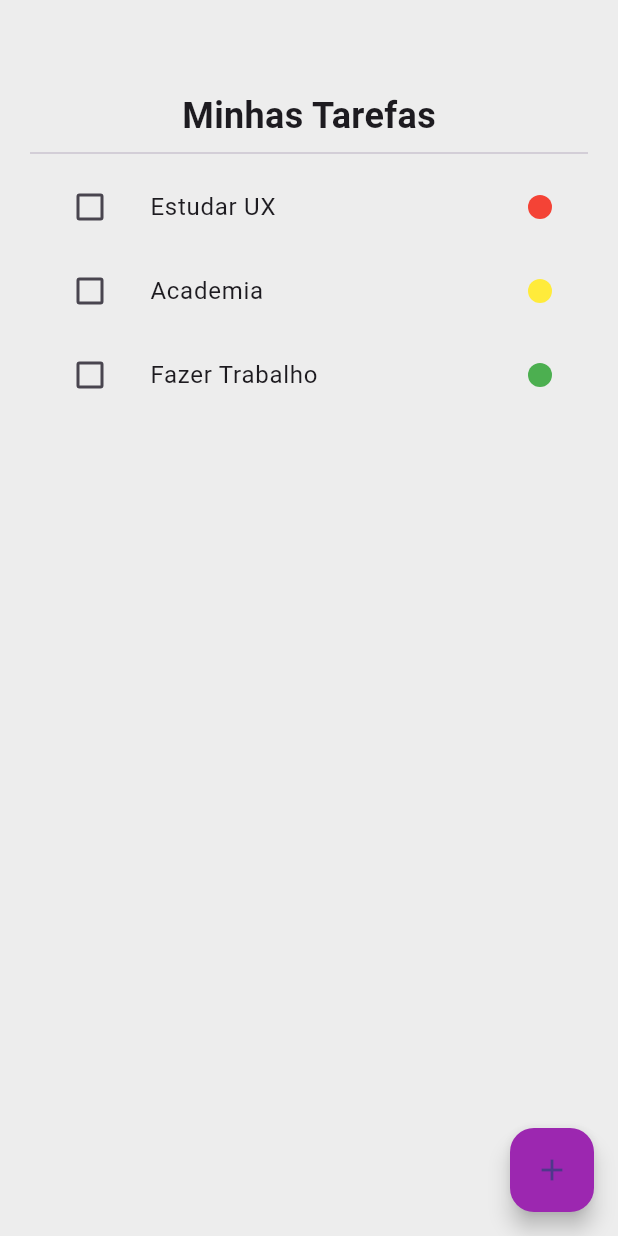
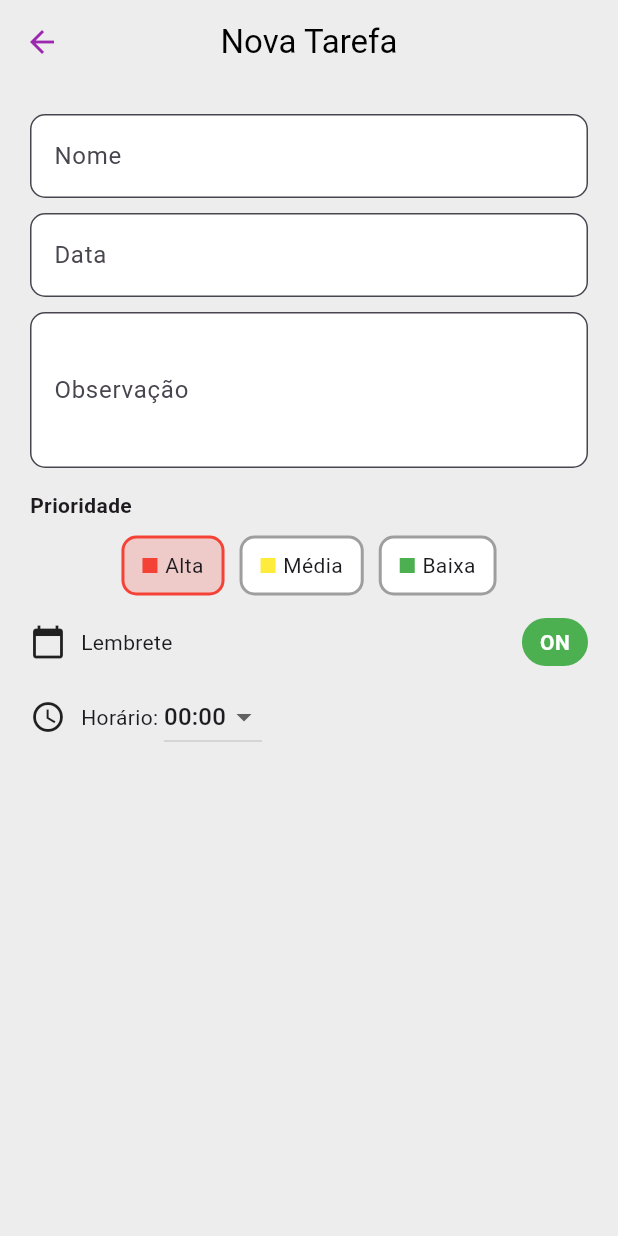
Before and after one commit to codebylari/taskmaster_app, a Flutter app: the screen it shows after launch, after a tap on the "add" icon, on a phone screen of 412 x 824 dp. Run offline on Flutter 3.47's test engine with Material 3 defaults, Android fonts, the phone set to English and light mode, and no system bars.

Commit message:
arrumei pastas

```diff
--- a/lib/main.dart
+++ b/lib/main.dart
@@ -1,10 +1,10 @@
 import 'package:flutter/material.dart';
+import 'package:meu_app/screens/splash_screen.dart';
 
 void main() {
   runApp(MyApp());
 }
 
-// ================= APP =================
 class MyApp extends StatelessWidget {
   @override
   Widget build(BuildContext context) {
@@ -14,135 +14,3 @@ class MyApp extends StatelessWidget {
     );
   }
 }
-
-// ================= SPLASH =================
-class SplashScreen extends StatefulWidget {
-  @override
-  _SplashScreenState createState() => _SplashScreenState();
-}
-
-class _SplashScreenState extends State<SplashScreen> {
-
-  @override
-  void initState() {
-    super.initState();
-
-    Future.delayed(Duration(seconds: 2), () {
-      Navigator.pushReplacement(
-        context,
-        MaterialPageRoute(builder: (context) => HomePage()),
-      );
-    });
-  }
-
-  @override
-  Widget build(BuildContext context) {
-    return Scaffold(
-      body: Container(
-        width: double.infinity,
-        height: double.infinity,
-        decoration: BoxDecoration(
-          gradient: LinearGradient(
-            colors: [
-              Color(0xFF5F52FF),
-              Color(0xFF6C63FF),
-            ],
-            begin: Alignment.topLeft,
-            end: Alignment.bottomRight,
-          ),
-          borderRadius: BorderRadius.circular(30),
-        ),
-        child: Column(
-          mainAxisAlignment: MainAxisAlignment.center,
-          children: [
-            Spacer(),
-
-            Text(
-              "TaskMaster",
-              style: TextStyle(
-                fontSize: 36,
-                color: Colors.white,
-                fontWeight: FontWeight.bold,
-              ),
-            ),
-
-            SizedBox(height: 8),
-
-            Text(
-              "Gerenciador de tarefas inteligentes",
-              style: TextStyle(
-                color: Colors.white70,
-                fontSize: 14,
-              ),
-            ),
-
-            Spacer(),
-
-            Padding(
-              padding: const EdgeInsets.only(bottom: 30),
-              child: Text(
-                "“Organize sua vida”",
-                style: TextStyle(
-                  color: Colors.white,
-                  fontSize: 16,
-                ),
-              ),
-            ),
-          ],
-        ),
-      ),
-    );
-  }
-}
-
-// ================= HOME =================
-class HomePage extends StatelessWidget {
-  @override
-  Widget build(BuildContext context) {
-    return Scaffold(
-      backgroundColor: Color(0xFFEDEDED),
-
-      body: Padding(
-        padding: const EdgeInsets.all(20),
-        child: Column(
-          children: [
-            SizedBox(height: 40),
-
-            Text(
-              "Minhas Tarefas",
-              style: TextStyle(
-                fontSize: 24,
-                fontWeight: FontWeight.bold,
-              ),
-            ),
-
-            Divider(),
-
-            tarefa("Estudar UX", Colors.red),
-            tarefa("Academia", Colors.yellow),
-            tarefa("Fazer Trabalho", Colors.green),
-
-            Spacer(),
-          ],
-        ),
-      ),
-
-      floatingActionButton: FloatingActionButton(
-        onPressed: () {},
-        backgroundColor: Colors.purple,
-        child: Icon(Icons.add),
-      ),
-    );
-  }
-
-  Widget tarefa(String nome, Color cor) {
-    return ListTile(
-      leading: Checkbox(value: false, onChanged: (v) {}),
-      title: Text(nome),
-      trailing: CircleAvatar(
-        radius: 8,
-        backgroundColor: cor,
-      ),
-    );
-  }
-}
--- /dev/null
+++ b/lib/screens/home_page.dart
@@ -0,0 +1,62 @@
+import 'package:flutter/material.dart';
+import 'package:meu_app/screens/nova_tarefa_page.dart';
+
+class HomePage extends StatelessWidget {
+  @override
+  Widget build(BuildContext context) {
+    return Scaffold(
+      backgroundColor: Color(0xFFEDEDED),
+
+      body: Padding(
+        padding: const EdgeInsets.all(20),
+        child: Column(
+          children: [
+            SizedBox(height: 40),
+
+            Text(
+              "Minhas Tarefas",
+              style: TextStyle(fontSize: 30, fontWeight: FontWeight.bold),
+            ),
+
+            Divider(),
+
+            tarefa("Estudar UX", Colors.red),
+            tarefa("Academia", Colors.yellow),
+            tarefa("Fazer Trabalho", Colors.green),
+
+            Spacer(),
+          ],
+        ),
+      ),
+
+      floatingActionButton: FloatingActionButton(
+        onPressed: () {
+          Navigator.push(
+            context,
+            MaterialPageRoute(
+              builder: (_) => NovaTarefaPage(),
+            ),
+          );
+        },
+        backgroundColor: Colors.purple,
+        child: Icon(Icons.add, size: 30),
+      ),
+    );
+  }
+
+  Widget tarefa(String nome, Color cor) {
+    return Container(
+      margin: EdgeInsets.symmetric(vertical: 8),
+      padding: EdgeInsets.all(10),
+      decoration: BoxDecoration(
+        color: Colors.white,
+        borderRadius: BorderRadius.circular(12),
+      ),
+      child: ListTile(
+        leading: Checkbox(value: false, onChanged: (v) {}),
+        title: Text(nome, style: TextStyle(fontSize: 18)),
+        trailing: CircleAvatar(radius: 8, backgroundColor: cor),
+      ),
+    );
+  }
+}
--- /dev/null
+++ b/lib/screens/nova_tarefa_page.dart
@@ -0,0 +1,166 @@
+import 'package:flutter/material.dart';
+
+class NovaTarefaPage extends StatefulWidget {
+  @override
+  _NovaTarefaPageState createState() => _NovaTarefaPageState();
+}
+
+class _NovaTarefaPageState extends State<NovaTarefaPage> {
+  String prioridade = "Alta";
+  bool lembrete = true;
+  String horario = "00:00";
+
+  List<String> horarios =
+      List.generate(24, (h) => "${h.toString().padLeft(2, '0')}:00");
+
+  @override
+  Widget build(BuildContext context) {
+    return Scaffold(
+      backgroundColor: Color(0xFFEDEDED),
+
+      appBar: AppBar(
+        backgroundColor: Colors.transparent,
+        elevation: 0,
+        leading: BackButton(color: Colors.purple),
+        centerTitle: true,
+        title: Text("Nova Tarefa", style: TextStyle(color: Colors.black)),
+      ),
+
+      body: Padding(
+        padding: const EdgeInsets.all(20),
+        child: Column(
+          crossAxisAlignment: CrossAxisAlignment.start,
+          children: [
+
+            TextField(decoration: inputStyle("Nome")),
+            SizedBox(height: 10),
+
+            TextField(decoration: inputStyle("Data")),
+            SizedBox(height: 10),
+
+            TextField(
+              maxLines: 3,
+              decoration: inputStyle("Observação"),
+            ),
+
+            SizedBox(height: 15),
+
+            Text("Prioridade", style: TextStyle(fontWeight: FontWeight.bold)),
+
+            SizedBox(height: 10),
+
+            Row(
+              mainAxisAlignment: MainAxisAlignment.center,
+              children: [
+                prioridadeBox("Alta", Colors.red),
+                SizedBox(width: 10),
+                prioridadeBox("Média", Colors.yellow),
+                SizedBox(width: 10),
+                prioridadeBox("Baixa", Colors.green),
+              ],
+            ),
+
+            SizedBox(height: 15),
+
+            Row(
+              children: [
+                Icon(Icons.calendar_today),
+                SizedBox(width: 10),
+                Text("Lembrete"),
+                Spacer(),
+
+                GestureDetector(
+                  onTap: () {
+                    setState(() {
+                      lembrete = !lembrete;
+                    });
+                  },
+                  child: Container(
+                    padding:
+                        EdgeInsets.symmetric(horizontal: 12, vertical: 6),
+                    decoration: BoxDecoration(
+                      color: lembrete ? Colors.green : Colors.red,
+                      borderRadius: BorderRadius.circular(20),
+                    ),
+                    child: Text(
+                      lembrete ? "ON" : "OFF",
+                      style: TextStyle(
+                        color: Colors.white,
+                        fontWeight: FontWeight.bold,
+                      ),
+                    ),
+                  ),
+                ),
+              ],
+            ),
+
+            SizedBox(height: 10),
+
+            Row(
+              children: [
+                Icon(Icons.access_time),
+                SizedBox(width: 10),
+                Text("Horário: "),
+                DropdownButton<String>(
+                  value: horario,
+                  items: horarios.map((h) {
+                    return DropdownMenuItem(
+                      value: h,
+                      child: Text(h),
+                    );
+                  }).toList(),
+                  onChanged: (value) {
+                    setState(() {
+                      horario = value!;
+                    });
+                  },
+                ),
+              ],
+            ),
+          ],
+        ),
+      ),
+    );
+  }
+
+  InputDecoration inputStyle(String label) {
+    return InputDecoration(
+      labelText: label,
+      filled: true,
+      fillColor: Colors.white,
+      border: OutlineInputBorder(
+        borderRadius: BorderRadius.circular(10),
+      ),
+    );
+  }
+
+  Widget prioridadeBox(String texto, Color cor) {
+    bool selecionado = prioridade == texto;
+
+    return GestureDetector(
+      onTap: () {
+        setState(() {
+          prioridade = texto;
+        });
+      },
+      child: Container(
+        padding: EdgeInsets.symmetric(horizontal: 12, vertical: 8),
+        decoration: BoxDecoration(
+          color: selecionado ? cor.withOpacity(0.2) : Colors.white,
+          borderRadius: BorderRadius.circular(10),
+          border: Border.all(
+            color: selecionado ? cor : Colors.grey,
+            width: 2,
+          ),
+        ),
+        child: Row(
+          children: [
+            Container(width: 10, height: 10, color: cor),
+            SizedBox(width: 5),
+            Text(texto),
+          ],
+        ),
+      ),
+    );
+  }
+}
--- /dev/null
+++ b/lib/screens/splash_screen.dart
@@ -0,0 +1,68 @@
+import 'package:flutter/material.dart';
+import 'package:meu_app/screens/home_page.dart';
+
+class SplashScreen extends StatefulWidget {
+  @override
+  _SplashScreenState createState() => _SplashScreenState();
+}
+
+class _SplashScreenState extends State<SplashScreen> {
+  @override
+  void initState() {
+    super.initState();
+
+    Future.delayed(Duration(seconds: 2), () {
+      Navigator.pushReplacement(
+        context,
+        MaterialPageRoute(builder: (_) => HomePage()),
+      );
+    });
+  }
+
+  @override
+  Widget build(BuildContext context) {
+    return Scaffold(
+      body: Container(
+        width: double.infinity,
+        height: double.infinity,
+        decoration: BoxDecoration(
+          gradient: LinearGradient(
+            colors: [Color(0xFF5F52FF), Color(0xFF6C63FF)],
+          ),
+        ),
+        child: Column(
+          mainAxisAlignment: MainAxisAlignment.center,
+          children: [
+            Spacer(),
+
+            Text(
+              "TaskMaster",
+              style: TextStyle(
+                fontSize: 40,
+                color: Colors.white,
+                fontWeight: FontWeight.bold,
+              ),
+            ),
+
+            SizedBox(height: 10),
+
+            Text(
+              "Gerenciador de tarefas inteligentes",
+              style: TextStyle(color: Colors.white70),
+            ),
+
+            Spacer(),
+
+            Padding(
+              padding: const EdgeInsets.only(bottom: 30),
+              child: Text(
+                "“Organize sua vida”",
+                style: TextStyle(color: Colors.white),
+              ),
+            ),
+          ],
+        ),
+      ),
+    );
+  }
+}
```
